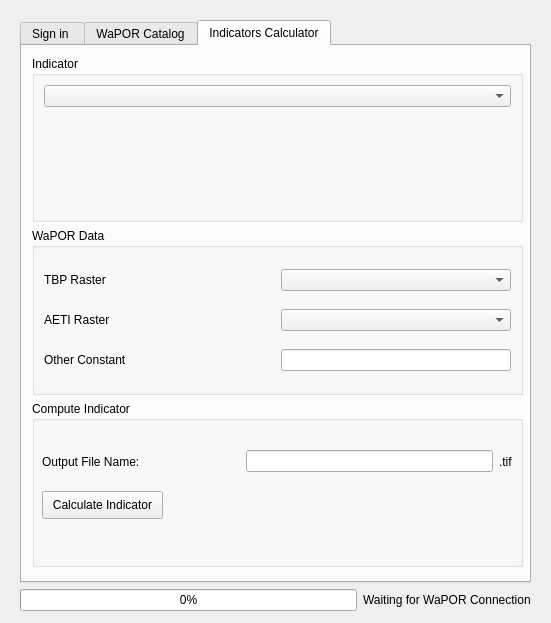
This is wap_plugin_dialog_base.ui in WAGIS/wap_plugin as Qt 5 draws it before an edit. The edited form follows.
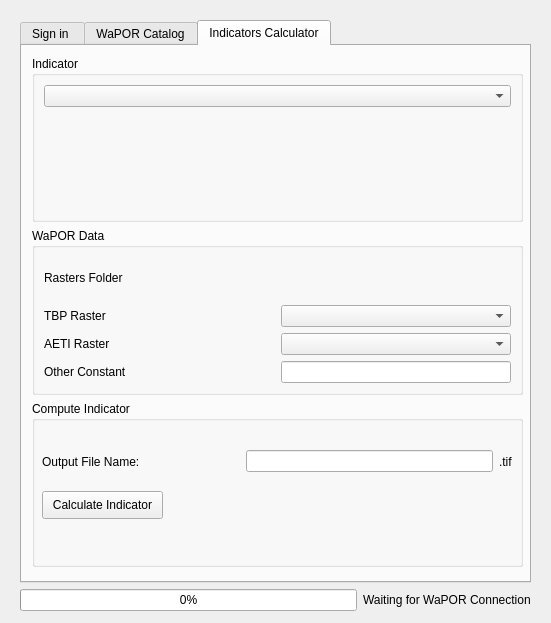
This is the edited form. The open tabs and pages were chosen to show the change. Custom widgets are drawn as their Qt base class.

Commit message: UI changed to take also file explorers in the load of rasters and a dummy in the indicator calculator

```diff
--- a/wap_plugin_dialog_base.ui
+++ b/wap_plugin_dialog_base.ui
@@ -353,8 +353,6 @@
               <widget class="QComboBox" name="rasterMemoryComboBox"/>
              </item>
              <item>
-              <layout class="QHBoxLayout" name="horizontalLayout_13">
-               <item>
                 <widget class="QPushButton" name="loadRasterButton">
                  <property name="text">
                   <string>Load in canvas</string>
@@ -369,8 +367,6 @@
                 </widget>
                </item>
               </layout>
-             </item>
-            </layout>
            </widget>
           </widget>
          </item>
@@ -493,6 +489,27 @@
             <string>WaPOR Data</string>
            </property>
            <layout class="QVBoxLayout" name="verticalLayout">
+            <item>
+             <layout class="QHBoxLayout" name="horizontalLayout_13" stretch="1,1">
+              <item>
+               <widget class="QLabel" name="label_4">
+                <property name="text">
+                 <string>Rasters Folder</string>
+                </property>
+               </widget>
+              </item>
+              <item>
+               <widget class="QgsFileWidget" name="indicatorRasterFolderExplorer">
+                <property name="filter">
+                 <string/>
+                </property>
+                <property name="storageMode">
+                 <enum>QgsFileWidget::GetDirectory</enum>
+                </property>
+               </widget>
+              </item>
+             </layout>
+            </item>
             <item>
              <layout class="QHBoxLayout" name="horizontalLayout_8">
               <item>
```
Left out of the diff: 14 changed lines with no effect on the pictures. Lines whose indentation alone changed are shown as unchanged.
